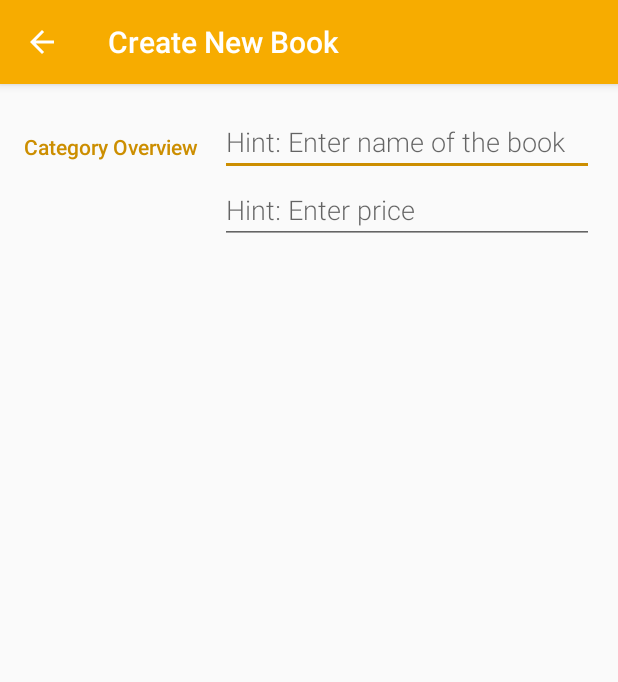
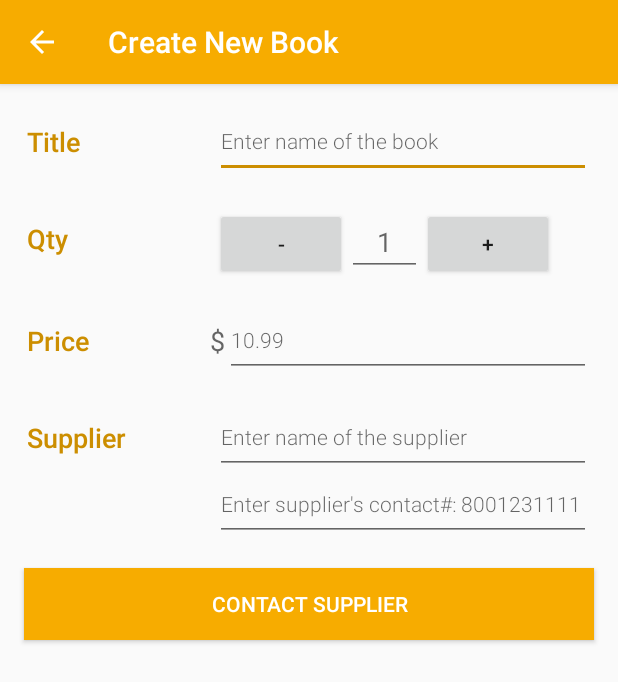
Before and after one commit to yaostyle/GSBookstore-S2, an Android app: the EditorActivity screen opened directly, with no data from a screen before it, on a phone screen of 412 x 824 dp. Shown: the top 682 px of the screen. Run offline under Robolectric (Android 15) with nearby library versions, the phone set to English and light mode, and no system bars.

Commit message:
Fine-tune EditActivity layout.

```diff
--- a/app/src/main/res/layout/activity_catalog.xml
+++ b/app/src/main/res/layout/activity_catalog.xml
@@ -15,7 +15,7 @@
         android:orientation="horizontal">
 
         <TextView
-            android:layout_width="180dp"
+            android:layout_width="170dp"
             android:layout_height="wrap_content"
             android:fontFamily="sans-serif-medium"
             android:textAppearance="?android:textAppearanceSmall"
@@ -25,7 +25,7 @@
             android:text="Product Name"/>
 
         <TextView
-            android:layout_width="70dp"
+            android:layout_width="90dp"
             android:layout_height="wrap_content"
             android:fontFamily="sans-serif"
             android:layout_gravity="center_vertical"
@@ -54,7 +54,7 @@
             android:layout_weight="1"
             android:textAppearance="?android:textAppearanceSmall"
             android:textColor="@android:color/darker_gray"
-            android:text="Sell" />
+            android:text="Sale" />
     </LinearLayout>
 
     <ListView
--- a/app/src/main/res/layout/activity_editor.xml
+++ b/app/src/main/res/layout/activity_editor.xml
@@ -1,41 +1,155 @@
 <?xml version="1.0" encoding="utf-8"?>
 <LinearLayout xmlns:android="http://schemas.android.com/apk/res/android"
+    xmlns:tools="http://schemas.android.com/tools"
     android:layout_width="match_parent"
     android:layout_height="match_parent"
-    xmlns:tools="http://schemas.android.com/tools"
     android:orientation="vertical"
-    android:padding="16dp"
+    android:padding="8dp"
     tools:context=".EditorActivity">
 
+    <!-- Name Row -->
     <LinearLayout
+        android:id="@+id/container_name"
         android:layout_width="match_parent"
         android:layout_height="wrap_content"
+        style="@style/CategoryLayoutStyle"
         android:orientation="horizontal">
 
         <TextView
             style="@style/CategoryStyle"
-            android:text="Category Overview" />
+            android:text="Title" />
 
         <LinearLayout
             android:layout_width="0dp"
             android:layout_height="wrap_content"
             android:layout_weight="2"
-            android:orientation="vertical"
-            android:paddingLeft="4dp">
+            android:orientation="vertical">
 
             <EditText
                 android:id="@+id/edit_book_name"
                 style="@style/EditorFieldStyle"
-                android:hint="Hint: Enter name of the book"
-                android:inputType="textCapWords"/>
+                android:hint="Enter name of the book"
+                android:inputType="textCapWords" />
+
+        </LinearLayout>
+
+    </LinearLayout>
+
+    <!-- Qty Row -->
+    <LinearLayout
+        android:id="@+id/container_qty"
+        android:layout_width="match_parent"
+        android:layout_height="wrap_content"
+        style="@style/CategoryLayoutStyle"
+        android:orientation="horizontal">
+
+        <TextView
+            style="@style/CategoryStyle"
+            android:text="Qty" />
+
+        <LinearLayout
+            android:layout_width="0dp"
+            android:layout_height="wrap_content"
+            android:layout_weight="2"
+            android:orientation="horizontal">
+
+            <Button
+                android:layout_width="wrap_content"
+                android:layout_height="wrap_content"
+                android:text="-"/>
+
+            <EditText
+                android:id="@+id/edit_book_qty"
+                android:layout_width="50dp"
+                android:layout_height="wrap_content"
+                android:hint="1"
+                android:textAlignment="center"
+                android:inputType="numberDecimal" />
+
+            <Button
+                android:layout_width="wrap_content"
+                android:layout_height="wrap_content"
+                android:text="+"/>
+
+        </LinearLayout>
+
+
+
+    </LinearLayout>
+
+    <!-- Price Row -->
+    <LinearLayout
+        android:id="@+id/container_price"
+        android:layout_width="match_parent"
+        android:layout_height="wrap_content"
+        style="@style/CategoryLayoutStyle"
+        android:orientation="horizontal">
+
+        <TextView
+            style="@style/CategoryStyle"
+            android:text="Price" />
+
+        <TextView
+            android:layout_width="wrap_content"
+            android:layout_height="wrap_content"
+            android:textAppearance="?android:textAppearanceMedium"
+            android:text="$"/>
+
+        <LinearLayout
+            android:layout_width="0dp"
+            android:layout_height="wrap_content"
+            android:layout_weight="2"
+            android:orientation="vertical">
 
             <EditText
                 android:id="@+id/edit_book_price"
                 style="@style/EditorFieldStyle"
-                android:hint="Hint: Enter price"
-                android:inputType="textCapWords"/>
+                android:hint="10.99"
+                android:inputType="numberDecimal"/>
+        </LinearLayout>
+    </LinearLayout>
+
+    <!-- Supplier Row -->
+    <LinearLayout
+        android:id="@+id/container_supplier"
+        android:layout_width="match_parent"
+        android:layout_height="wrap_content"
+        style="@style/CategoryLayoutStyle"
+        android:orientation="horizontal">
+
+        <TextView
+            style="@style/CategoryStyle"
+            android:text="Supplier" />
+
+        <LinearLayout
+            android:layout_width="0dp"
+            android:layout_height="wrap_content"
+            android:layout_weight="2"
+            android:orientation="vertical">
+
+            <EditText
+                android:id="@+id/edit_book_supplier"
+                style="@style/EditorFieldStyle"
+                android:hint="Enter name of the supplier"
+                android:inputType="textCapWords" />
+
+            <EditText
+                android:id="@+id/edit_book_supplier_phone"
+                style="@style/EditorFieldStyle"
+                android:hint="Enter supplier's contact#: 8001231111"
+                android:inputType="number" />
 
         </LinearLayout>
 
     </LinearLayout>
+
+    <Button
+        android:id="@+id/btn_contact_supplier"
+        android:layout_width="match_parent"
+        android:layout_height="wrap_content"
+        android:background="@color/colorPrimary"
+        android:layout_margin="8dp"
+        android:textColor="@android:color/white"
+        android:text="Contact Supplier"/>
+
 </LinearLayout>
--- a/app/src/main/res/layout/list_item.xml
+++ b/app/src/main/res/layout/list_item.xml
@@ -15,7 +15,7 @@
 
         <TextView
             android:id="@+id/book_name"
-            android:layout_width="180dp"
+            android:layout_width="170dp"
             android:layout_height="wrap_content"
             android:fontFamily="sans-serif-medium"
             android:textAppearance="?android:textAppearanceMedium"
@@ -30,7 +30,7 @@
             android:layout_height="wrap_content"
             android:fontFamily="sans-serif"
             android:layout_gravity="center_vertical"
-            android:textAppearance="?android:textAppearanceMedium"
+            android:textAppearance="?android:textAppearanceSmall"
             android:textColor="@android:color/holo_green_dark"
             android:text="$0.00"/>
 
@@ -39,7 +39,7 @@
             android:layout_height="wrap_content"
             android:layout_gravity="center_vertical|right"
             android:layout_weight="1"
-            android:layout_marginRight="-15dp"
+            android:layout_marginRight="-5dp"
             android:orientation="horizontal">
 
             <ImageView
@@ -56,7 +56,7 @@
                 android:layout_height="wrap_content"
                 android:layout_gravity="center_vertical"
                 android:textAlignment="center"
-                android:textAppearance="?android:textAppearanceMedium"
+                android:textAppearance="?android:textAppearanceSmall"
                 android:text="1" />
         </LinearLayout>
 
@@ -70,8 +70,8 @@
             android:layout_gravity="center_vertical"
             android:layout_marginRight="-8dp"
             android:clickable="true"
-            android:scaleX="0.6"
-            android:scaleY="0.6" />
+            android:scaleX="0.8"
+            android:scaleY="0.8" />
     </LinearLayout>
 
 
--- a/app/src/main/res/values/styles.xml
+++ b/app/src/main/res/values/styles.xml
@@ -20,10 +20,10 @@
         <item name="android:layout_height">wrap_content</item>
         <item name="android:layout_width">0dp</item>
         <item name="android:layout_weight">1</item>
-        <item name="android:paddingTop">16dp</item>
+        <item name="android:paddingTop">8dp</item>
         <item name="android:textColor">@color/colorAccent</item>
         <item name="android:fontFamily">sans-serif-medium</item>
-        <item name="android:textAppearance">?android:textAppearanceSmall</item>
+        <item name="android:textAppearance">?android:textAppearanceMedium</item>
     </style>
 
     <!-- Style for an EditText field in the editor -->
@@ -31,7 +31,8 @@
         <item name="android:layout_height">wrap_content</item>
         <item name="android:layout_width">match_parent</item>
         <item name="android:fontFamily">sans-serif-light</item>
-        <item name="android:textAppearance">?android:textAppearanceMedium</item>
+        <item name="android:paddingBottom">15dp</item>
+        <item name="android:textAppearance">?android:textAppearanceSmall</item>
     </style>
 
     <!-- Style for the measurement units for an EditText field in the editor -->
@@ -43,4 +44,9 @@
         <item name="android:paddingTop">16dp</item>
         <item name="android:textAppearance">?android:textAppearanceSmall</item>
     </style>
+
+    <style name="CategoryLayoutStyle">
+        <item name="android:layout_margin">8dp</item>
+        <item name="android:padding">2dp</item>
+    </style>
 </resources>
```
